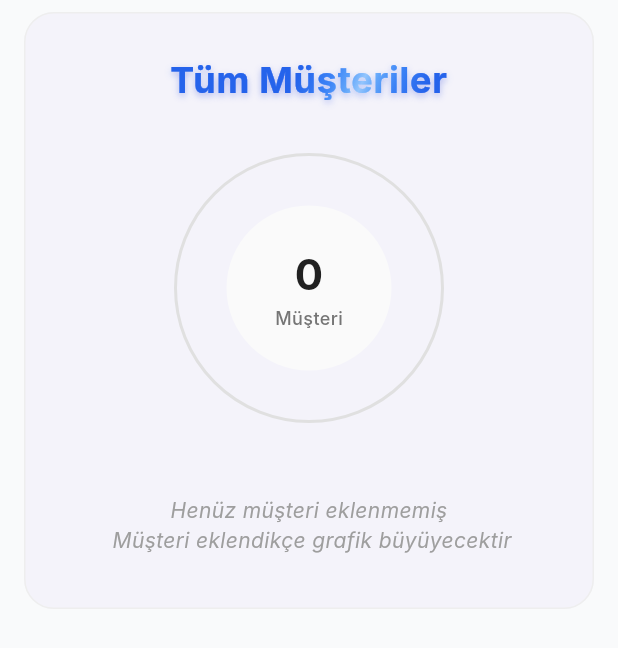
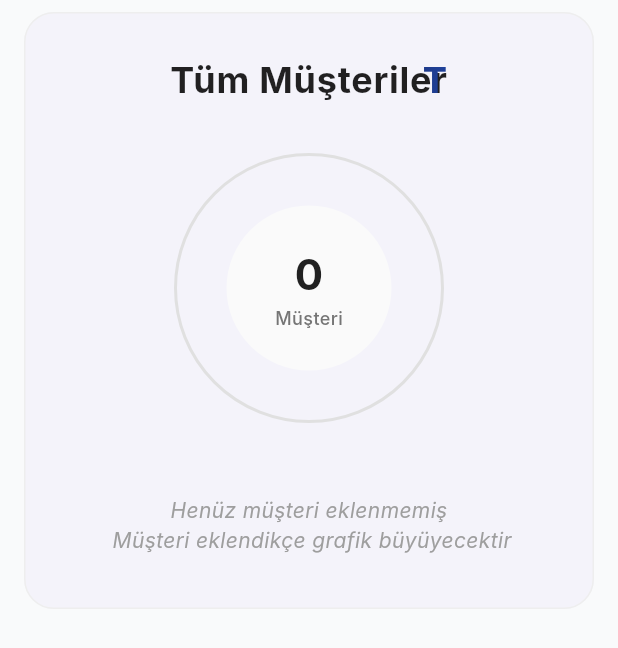
Before and after one commit to alparslan166/su-aritma-crm, a Flutter app: the CustomerDonutChart widget shown alone on an empty page, opened directly, on a phone screen of 412 x 824 dp. Shown: the top 648 px of the screen. Run offline on Flutter 3.47's test engine with Material 3 defaults, Android fonts, the phone set to English and light mode, and no system bars; our stand-ins replace dio, equatable, firebase_core, firebase_messaging, fl_chart, flutter_hooks and 10 more; accounts and stored records are empty; network calls fail; Roboto replaces fonts that are missing (Inter).

Commit message:
feat: Change chart title to matte black with navy blue light animation
- Changed title color from blue gradient to matte black (Colors.black87)
- Added navy blue light sweep animation over the text
- Light moves from left to right continuously
- Uses Stack approach for better visibility
- Title positioned slightly higher (reduced spacing)

```diff
--- a/apps/mobile/lib/features/dashboard/presentation/customer_donut_chart.dart
+++ b/apps/mobile/lib/features/dashboard/presentation/customer_donut_chart.dart
@@ -147,37 +147,54 @@ class _CustomerDonutChartState extends ConsumerState<CustomerDonutChart>
                         // Smooth animasyon değeri kullan (CurvedAnimation)
                         final animationValue = _gradientAnimation!.value;
 
-                        // Gradient'i soldan sağa kaydır - smooth geçiş için
-                        // Daha smooth bir hareket için range'i daralt
-                        final smoothOffset =
-                            (animationValue * 2.0 - 1.0) *
-                            0.9; // -0.9'den 0.9'a kadar
+                        // Animasyon değerini 0-1 aralığına normalize et
+                        final normalizedValue = animationValue;
+
+                        // Işığın genişliği ve pozisyonu
+                        const lightWidth = 0.4;
+                        final lightPosition = normalizedValue;
+                        final lightStart = math.max(0.0, lightPosition - lightWidth / 2);
+                        final lightEnd = math.min(1.0, lightPosition + lightWidth / 2);
 
                         return Opacity(
                           opacity: _fadeInAnimation!.value,
+                          child: LayoutBuilder(
+                            builder: (context, constraints) {
+                              return Stack(
+                                children: [
+                                  // Mat siyah yazı (arka plan)
+                                  Text(
+                                    displayTitle,
+                                    style: TextStyle(
+                                      fontSize: 24,
+                                      fontWeight: FontWeight.bold,
+                                      color: Colors.black87, // Mat siyah
+                                      letterSpacing: 0.5,
+                                    ),
+                                    textAlign: TextAlign.center,
+                                    maxLines: 2,
+                                    overflow: TextOverflow.ellipsis,
+                                  ),
+                                  // Lacivert ışık efekti (üstte)
+                                  Positioned.fill(
+                                    child: ClipRect(
+                                      child: Align(
+                                        alignment: Alignment.centerLeft,
+                                        widthFactor: lightEnd - lightStart,
+                                        child: Transform.translate(
+                                          offset: Offset(constraints.maxWidth * lightStart, 0),
                                           child: ShaderMask(
-                            shaderCallback: (bounds) => LinearGradient(
+                                            shaderCallback: (bounds) {
+                                              return LinearGradient(
+                                                begin: Alignment.centerLeft,
+                                                end: Alignment.centerRight,
                                                 colors: [
-                                const Color(0xFF2563EB), // Ana mavi
-                                const Color(0xFF3B82F6), // Açık mavi
-                                const Color(0xFF60A5FA), // Daha açık mavi
-                                const Color(0xFF93C5FD), // Çok açık mavi
-                                const Color(0xFF60A5FA), // Geri dönüş
-                                const Color(0xFF3B82F6), // Orta mavi
-                                const Color(0xFF2563EB), // Ana mavi'ye dönüş
+                                                  const Color(0xFF1E3A8A), // Lacivert
+                                                  const Color(0xFF2563EB), // Açık lacivert
+                                                  const Color(0xFF1E3A8A), // Lacivert
                                                 ],
-                              begin: Alignment(smoothOffset - 0.4, -1.0),
-                              end: Alignment(smoothOffset + 0.4, 1.0),
-                              stops: const [
-                                0.0,
-                                0.25,
-                                0.4,
-                                0.5,
-                                0.6,
-                                0.75,
-                                1.0,
-                              ],
-                            ).createShader(bounds),
+                                              ).createShader(bounds);
+                                            },
                                             child: Text(
                                               displayTitle,
                                               style: TextStyle(
@@ -185,20 +202,19 @@ class _CustomerDonutChartState extends ConsumerState<CustomerDonutChart>
                                                 fontWeight: FontWeight.bold,
                                                 color: Colors.white,
                                                 letterSpacing: 0.5,
-                                shadows: [
-                                  Shadow(
-                                    color: const Color(
-                                      0xFF2563EB,
-                                    ).withOpacity(0.3),
-                                    blurRadius: 6,
-                                    offset: const Offset(0, 2),
-                                  ),
-                                ],
                                               ),
                                               textAlign: TextAlign.center,
                                               maxLines: 2,
                                               overflow: TextOverflow.ellipsis,
                                             ),
+                                          ),
+                                        ),
+                                      ),
+                                    ),
+                                  ),
+                                ],
+                              );
+                            },
                           ),
                         );
                       } catch (e) {
```
Lines whose indentation alone changed are shown as unchanged.
